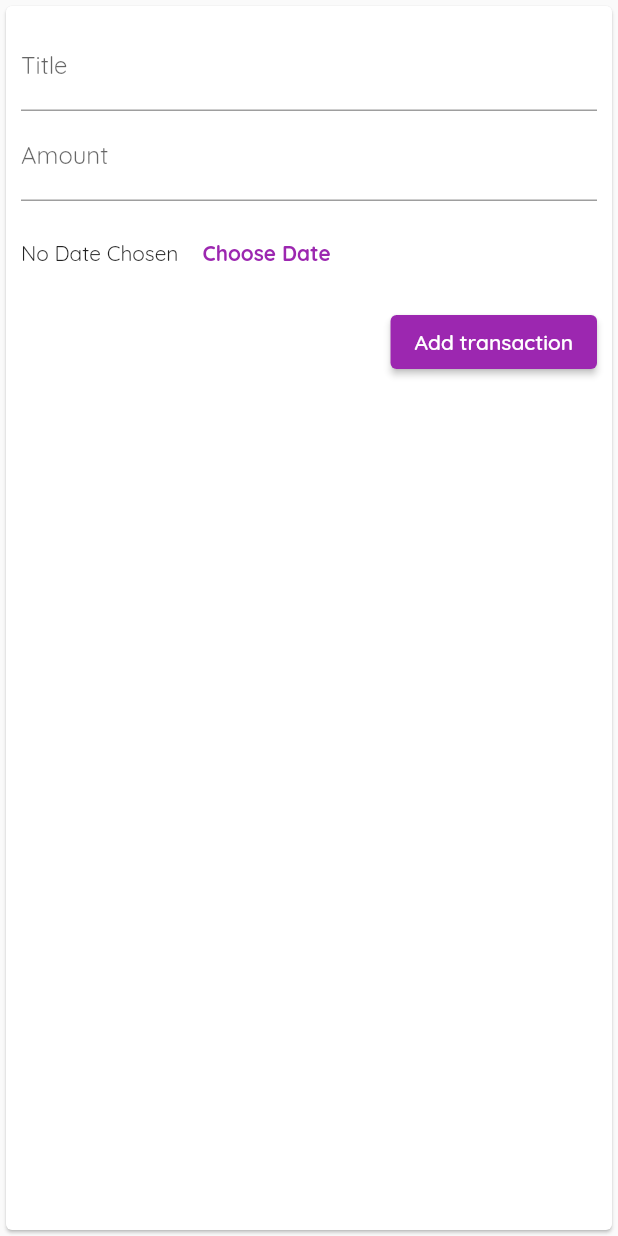
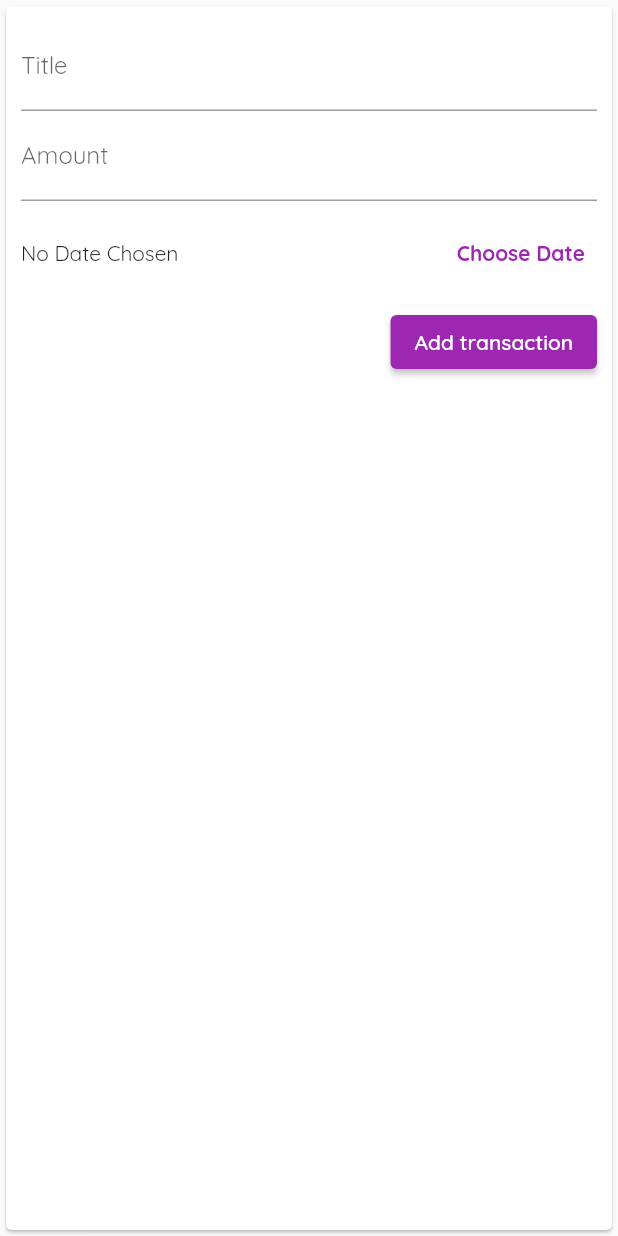
Before and after one commit to Maestroharyor/expense-tracker-flutter, a Flutter app: the NewTransaction widget shown alone on an empty page, opened directly with empty values, after a tap on "Add transaction", on a phone screen of 412 x 824 dp. Run offline on Flutter 3.47's test engine with Material 2 defaults, Android fonts, the phone set to English and light mode, and no system bars; missing offline and left inert: dart:ffi.

Commit message:
Remaining changes

```diff
--- a/lib/widgets/new_transaction.dart
+++ b/lib/widgets/new_transaction.dart
@@ -2,6 +2,7 @@ import 'dart:ffi';
 
 import 'package:expensetracker/models/transaction.dart';
 import 'package:flutter/material.dart';
+import 'package:intl/intl.dart';
 
 class NewTransaction extends StatefulWidget {
   final Function addNewTransaction;
@@ -14,25 +15,43 @@ class NewTransaction extends StatefulWidget {
 
 class _NewTransactionState extends State<NewTransaction> {
   final titleController = TextEditingController();
-
   final amountController = TextEditingController();
+  DateTime _selectedDate = DateTime.utc(1, 1, 2);
 
   void _handleSubmit() {
+    if (amountController.text.isEmpty) {
+      return;
+    }
     final enteredTitle = titleController.text;
     final enteredAmount = double.parse(amountController.text);
 
-    if (enteredTitle.isEmpty || enteredAmount <= 0) {
+    if (enteredTitle.isEmpty ||
+        enteredAmount <= 0 ||
+        _selectedDate == DateTime.utc(1, 1, 2)) {
       return;
     }
-    widget.addNewTransaction(enteredTitle, enteredAmount);
+    widget.addNewTransaction(enteredTitle, enteredAmount, _selectedDate);
   }
 
   void _presentDatePicker() {
     showDatePicker(
-        context: context,
-        initialDate: DateTime.now(),
-        firstDate: DateTime(2022),
-        lastDate: DateTime.now());
+            context: context,
+            initialDate: DateTime.now(),
+            firstDate: DateTime(2022),
+            lastDate: DateTime.now())
+        .then((value) => {
+              // print(value),
+              // print(value == DateTime.utc(1, 1, 1))
+
+              if (value != null)
+                {
+                  setState(
+                    () {
+                      _selectedDate = value;
+                    },
+                  )
+                }
+            });
   }
 
   @override
@@ -58,8 +77,11 @@ class _NewTransactionState extends State<NewTransaction> {
             Container(
               height: 70,
               child: Row(
+                mainAxisAlignment: MainAxisAlignment.spaceBetween,
                 children: [
-                  Text("No Date Chosen"),
+                  Text(_selectedDate == DateTime.utc(1, 1, 2)
+                      ? "No Date Chosen"
+                      : 'Selected Date: ${DateFormat.yMd().format(_selectedDate)}'),
                   SizedBox(
                     width: 8,
                   ),
```
Also changed, not shown: lib/main.dart (+4 -8 lines), lib/widgets/transaction_list.dart (+8 -0 lines).
